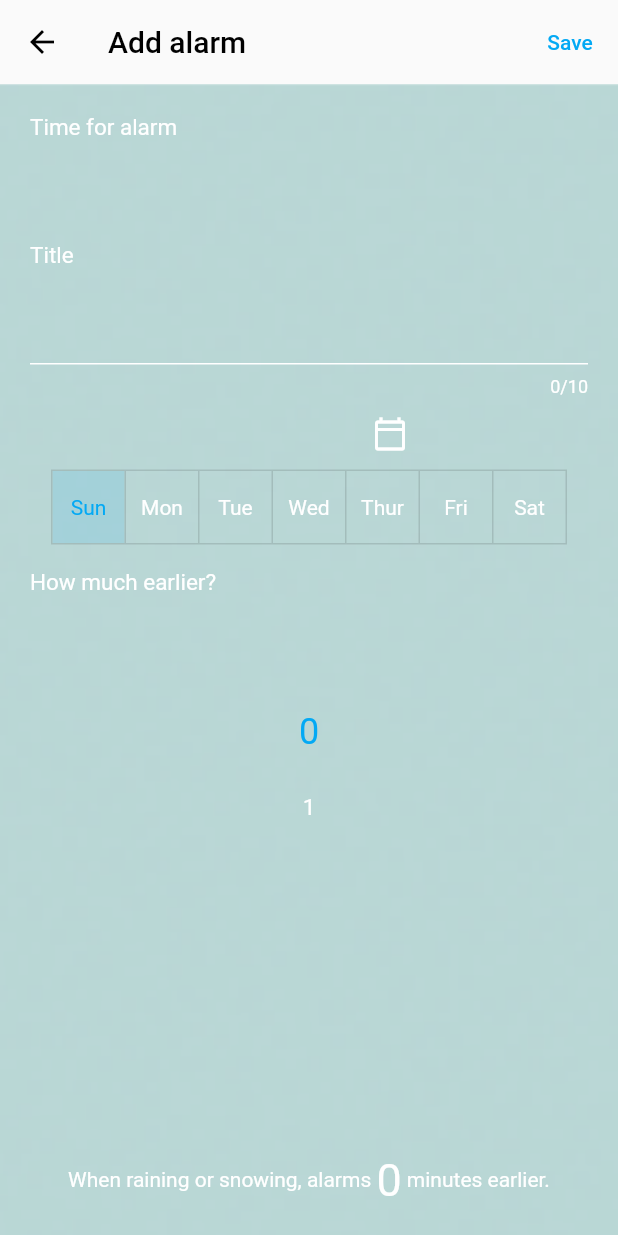
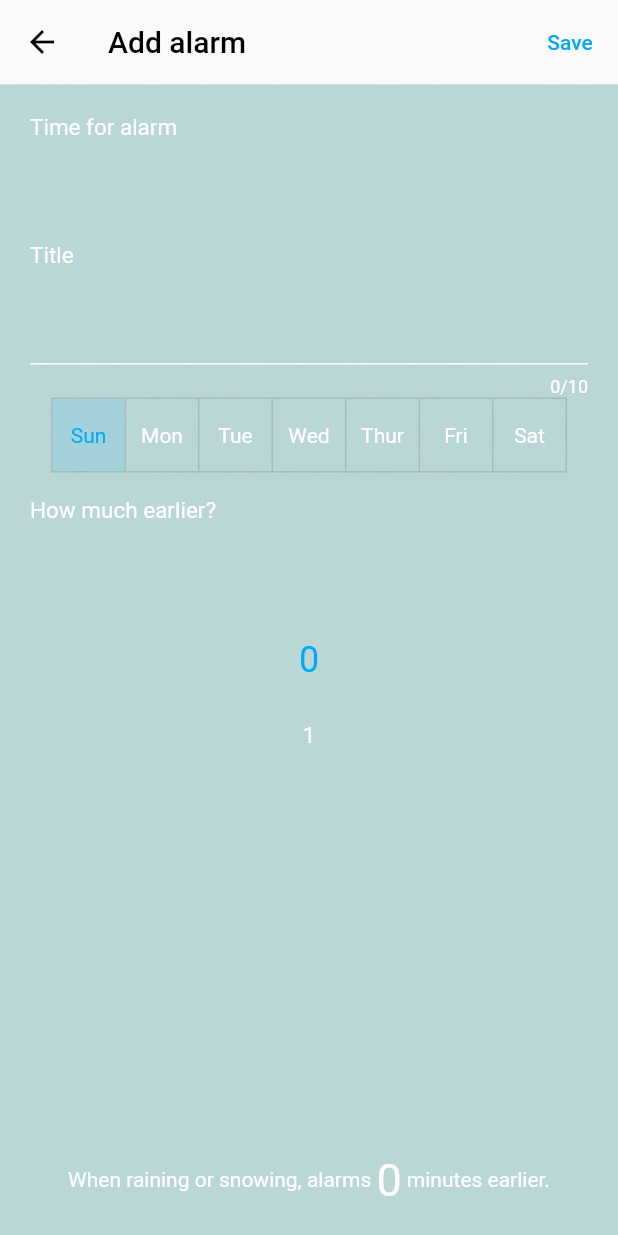
Before and after one commit to 282-the-traveler/earlier_alarm, a Flutter app: the AddAlarmScreen screen opened directly with empty values, after a tap on "Sun", on a phone screen of 412 x 824 dp. Run offline on Flutter 3.47's test engine with Material 2 defaults, Android fonts, the phone set to English and light mode, and no system bars; drawn by our look-alikes of numberpicker; our stand-ins replace flutter_svg, geolocator, shared_preferences, timer_builder; accounts and stored records are empty; network calls fail.

Commit message:
set visibility to the selectedWeek and date

```diff
--- a/lib/add_alarm.dart
+++ b/lib/add_alarm.dart
@@ -25,6 +25,7 @@ class _AddAlarmScreenState extends State<AddAlarmScreen> {
     7,
     (index) => false,
   );
+  bool _visibility = true;
 
   late TextEditingController _textController =
       TextEditingController(text: widget.sharedData.title);
@@ -155,11 +156,15 @@ class _AddAlarmScreenState extends State<AddAlarmScreen> {
               Row(
                 mainAxisAlignment: MainAxisAlignment.spaceEvenly,
                 children: [
-                  Text(widget.sharedData.date,
+                  Visibility(
+                    child: Text(widget.sharedData.date,
                         style: const TextStyle(
                           color: Colors.white,
                         )),
-                  IconButton(
+                    visible: _visibility,
+                  ),
+                  Visibility(
+                    child: IconButton(
                       onPressed: () {
                         Future<DateTime?> selectedDate = showDatePicker(
                           context: context,
@@ -180,6 +185,8 @@ class _AddAlarmScreenState extends State<AddAlarmScreen> {
                         color: Colors.white,
                       ),
                     ),
+                    visible: _visibility,
+                  ),
                 ],
               ),
               ToggleButtons(
@@ -196,6 +203,11 @@ class _AddAlarmScreenState extends State<AddAlarmScreen> {
                 onPressed: (int index) {
                   setState(() {
                     selectedWeek[index] = !selectedWeek[index];
+                    if (selectedWeek.contains(true)) {
+                      _visibility = false;
+                    } else {
+                      _visibility = true;
+                    }
                   });
                 },
                 isSelected: selectedWeek,
```
Lines whose indentation alone changed are shown as unchanged.
